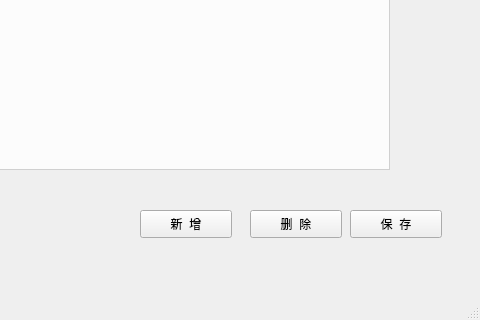
Above: manager_view.ui from QianLiii/BankManager before the change; both pictures show x 500 to 980 and y 320 to 640 of the 980 by 640 pixel window. Below: the same form after it.
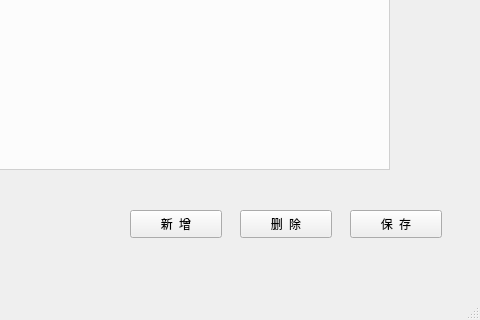
That is the form after the change. Icons and pictures are not drawn.

What changed in the file:
```diff
--- a/manager_view.ui
+++ b/manager_view.ui
@@ -68,6 +68,11 @@
       <height>28</height>
      </rect>
     </property>
+    <property name="font">
+     <font>
+      <family>微软雅黑</family>
+     </font>
+    </property>
     <property name="text">
      <string>保  存</string>
     </property>
@@ -75,12 +80,17 @@
    <widget class="QPushButton" name="InsertButton">
     <property name="geometry">
      <rect>
-      <x>640</x>
+      <x>630</x>
       <y>530</y>
       <width>92</width>
       <height>28</height>
      </rect>
     </property>
+    <property name="font">
+     <font>
+      <family>微软雅黑</family>
+     </font>
+    </property>
     <property name="text">
      <string>新  增</string>
     </property>
@@ -88,12 +98,17 @@
    <widget class="QPushButton" name="DeleteButton">
     <property name="geometry">
      <rect>
-      <x>750</x>
+      <x>740</x>
       <y>530</y>
       <width>92</width>
       <height>28</height>
      </rect>
     </property>
+    <property name="font">
+     <font>
+      <family>微软雅黑</family>
+     </font>
+    </property>
     <property name="text">
      <string>删  除</string>
     </property>
```
Left out of the diff: 2 changed lines with no effect on the pictures.
